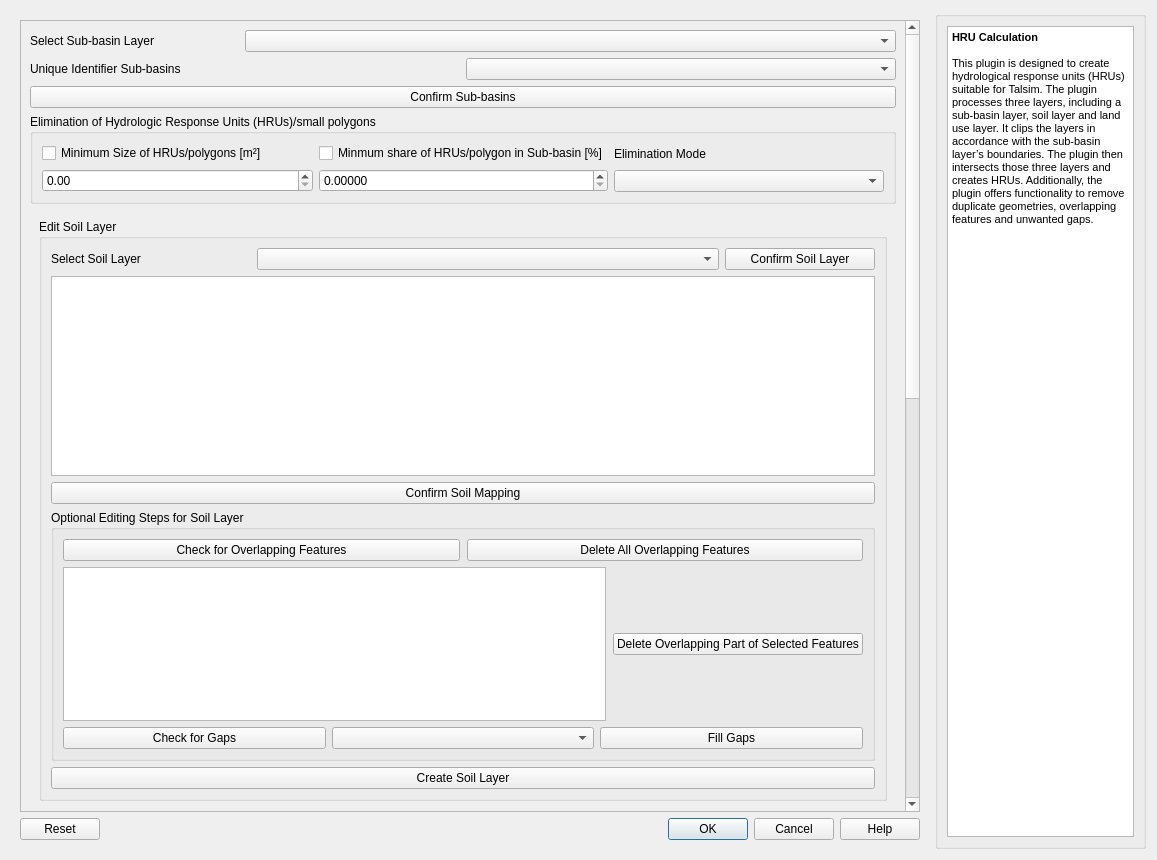
First picture: the form in QTalsim/qtalsim_dialog_base.ui, repository sydroconsult/QTalsim, before the edit.
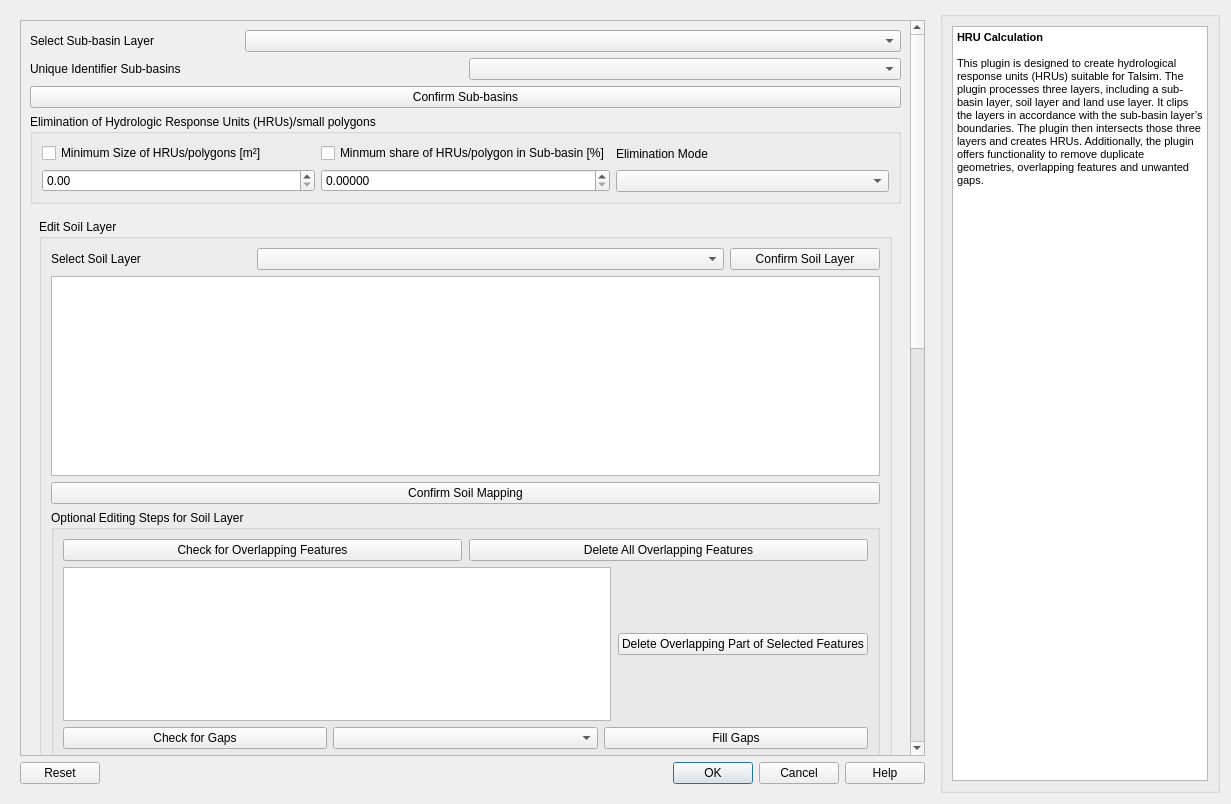
Second picture: the form after the edit. Custom widgets are drawn as their Qt base class.

What changed in the file:
```diff
--- a/QTalsim/qtalsim_dialog_base.ui
+++ b/QTalsim/qtalsim_dialog_base.ui
@@ -6,8 +6,8 @@
    <rect>
     <x>0</x>
     <y>0</y>
-    <width>1157</width>
-    <height>860</height>
+    <width>1231</width>
+    <height>804</height>
    </rect>
   </property>
   <property name="sizePolicy">
@@ -61,7 +61,7 @@
            <x>0</x>
            <y>0</y>
            <width>877</width>
-           <height>1709</height>
+           <height>1697</height>
           </rect>
          </property>
          <layout class="QVBoxLayout" name="verticalLayout">
@@ -800,7 +800,7 @@
          <string>&lt;!DOCTYPE HTML PUBLIC &quot;-//W3C//DTD HTML 4.0//EN&quot; &quot;http://www.w3.org/TR/REC-html40/strict.dtd&quot;&gt;
 &lt;html&gt;&lt;head&gt;&lt;meta name=&quot;qrichtext&quot; content=&quot;1&quot; /&gt;&lt;style type=&quot;text/css&quot;&gt;
 p, li { white-space: pre-wrap; }
-&lt;/style&gt;&lt;/head&gt;&lt;body style=&quot; font-family:'MS Shell Dlg 2'; font-size:9.75pt; font-weight:400; font-style:normal;&quot;&gt;
+&lt;/style&gt;&lt;/head&gt;&lt;body style=&quot; font-family:'MS Shell Dlg 2'; font-size:7.8pt; font-weight:400; font-style:normal;&quot;&gt;
 &lt;p style=&quot; margin-top:0px; margin-bottom:0px; margin-left:0px; margin-right:0px; -qt-block-indent:0; text-indent:0px;&quot;&gt;&lt;span style=&quot; font-size:8pt; font-weight:600;&quot;&gt;HRU Calculation&lt;/span&gt;&lt;/p&gt;
 &lt;p style=&quot;-qt-paragraph-type:empty; margin-top:0px; margin-bottom:0px; margin-left:0px; margin-right:0px; -qt-block-indent:0; text-indent:0px; font-size:8pt; font-weight:600;&quot;&gt;&lt;br /&gt;&lt;/p&gt;
 &lt;p style=&quot; margin-top:0px; margin-bottom:0px; margin-left:0px; margin-right:0px; -qt-block-indent:0; text-indent:0px;&quot;&gt;&lt;span style=&quot; font-family:'sans-serif'; font-size:8pt; color:#000000; background-color:#ffffff;&quot;&gt;This plugin is designed to create hydrological response units (HRUs) suitable for Talsim. The plugin processes three layers, including a sub-basin layer, soil layer and land use layer. It clips the layers in accordance with the sub-basin layer’s boundaries. The plugin then intersects those three layers and creates HRUs. Additionally, the plugin offers functionality to remove duplicate geometries, overlapping features and unwanted gaps.&lt;/span&gt;&lt;/p&gt;&lt;/body&gt;&lt;/html&gt;</string>
```
